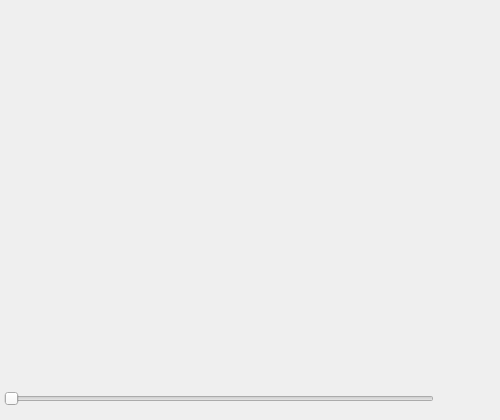
Qt form code/display/region/QtRegionDock.ui (radio-astro/casa) before a commit.
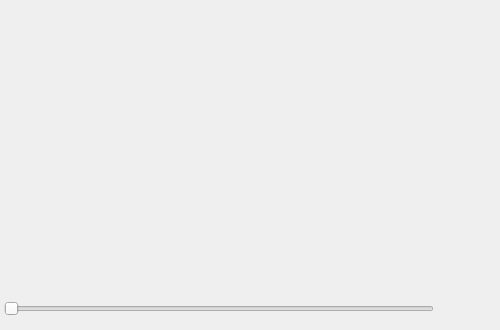
The same form after that commit.

What changed in the file:
```diff
--- a/code/display/region/QtRegionDock.ui
+++ b/code/display/region/QtRegionDock.ui
@@ -7,7 +7,7 @@
     <x>0</x>
     <y>0</y>
     <width>500</width>
-    <height>420</height>
+    <height>330</height>
    </rect>
   </property>
   <property name="sizePolicy">
@@ -19,13 +19,13 @@
   <property name="minimumSize">
    <size>
     <width>500</width>
-    <height>420</height>
+    <height>330</height>
    </size>
   </property>
   <property name="maximumSize">
    <size>
     <width>524287</width>
-    <height>420</height>
+    <height>330</height>
    </size>
   </property>
   <property name="windowTitle">
@@ -56,13 +56,13 @@
       <property name="minimumSize">
        <size>
         <width>477</width>
-        <height>350</height>
+        <height>340</height>
        </size>
       </property>
       <property name="maximumSize">
        <size>
         <width>16777215</width>
-        <height>400</height>
+        <height>340</height>
        </size>
       </property>
       <property name="lineWidth">
```
